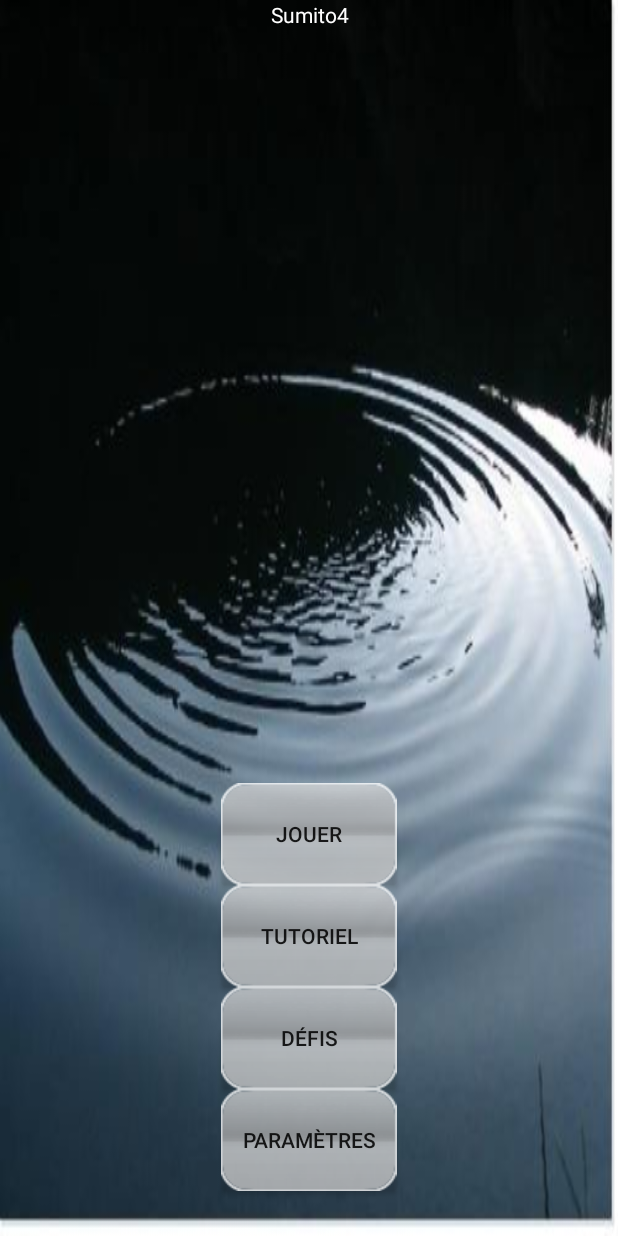
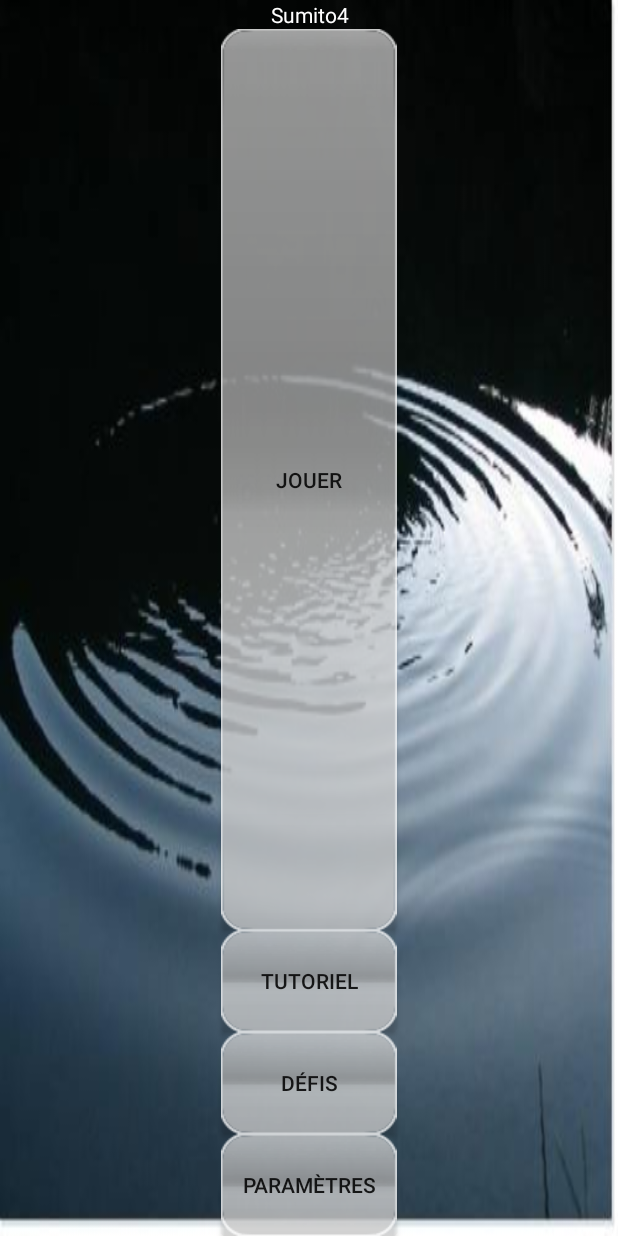
Before and after one commit to cbeausei/Sumito4, an Android app: the layout menu_principal.xml on its own in the app's theme, with its tools: preview values and no code run, on a phone screen of 412 x 824 dp. Run offline under Robolectric (Android 15) with nearby library versions, the phone set to English and light mode, and no system bars.

Commit message:
layout modification

```diff
--- a/app/src/main/res/layout/menu_principal.xml
+++ b/app/src/main/res/layout/menu_principal.xml
@@ -29,6 +29,7 @@
         android:text="@string/Jouer"
         android:background="@drawable/bouton"
 
+        android:layout_below="@+id/nomjeu"
         android:layout_above="@+id/tutoriel"
         android:layout_alignLeft="@+id/buttonparam"
         android:layout_alignRight="@+id/buttonparam"
@@ -68,7 +69,7 @@
         android:text="@string/Paramètres"
         android:background="@drawable/bouton"
         android:layout_alignParentBottom="true"
-        android:layout_marginBottom="30dip"
+
          />
 
 </RelativeLayout>
```
